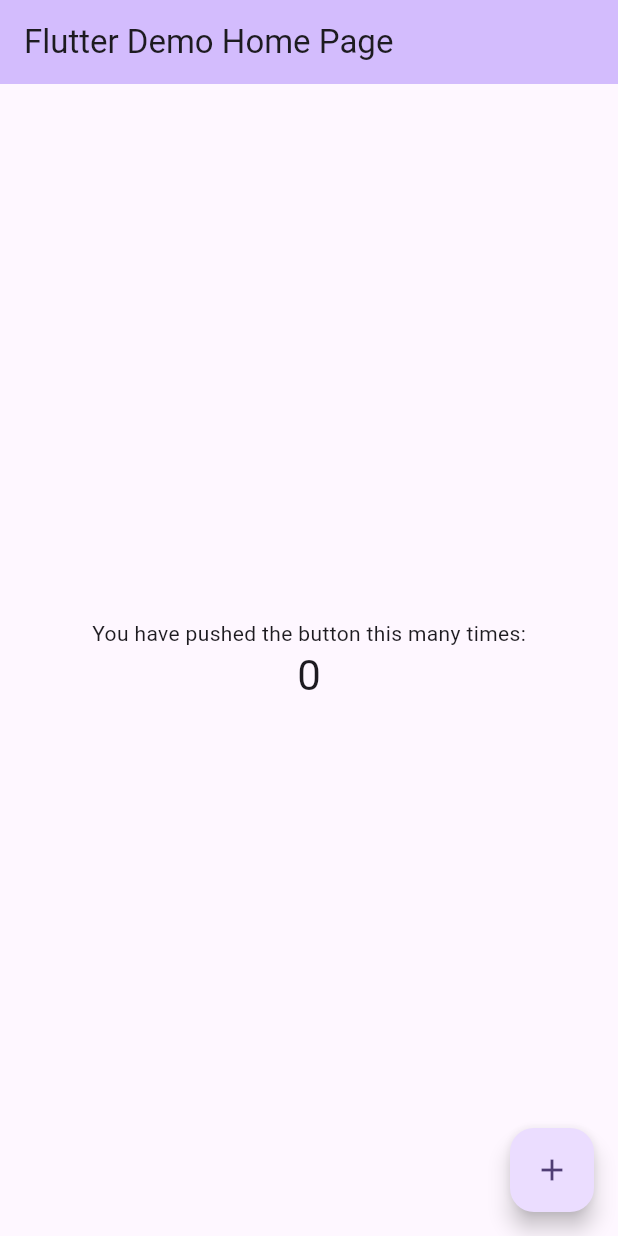
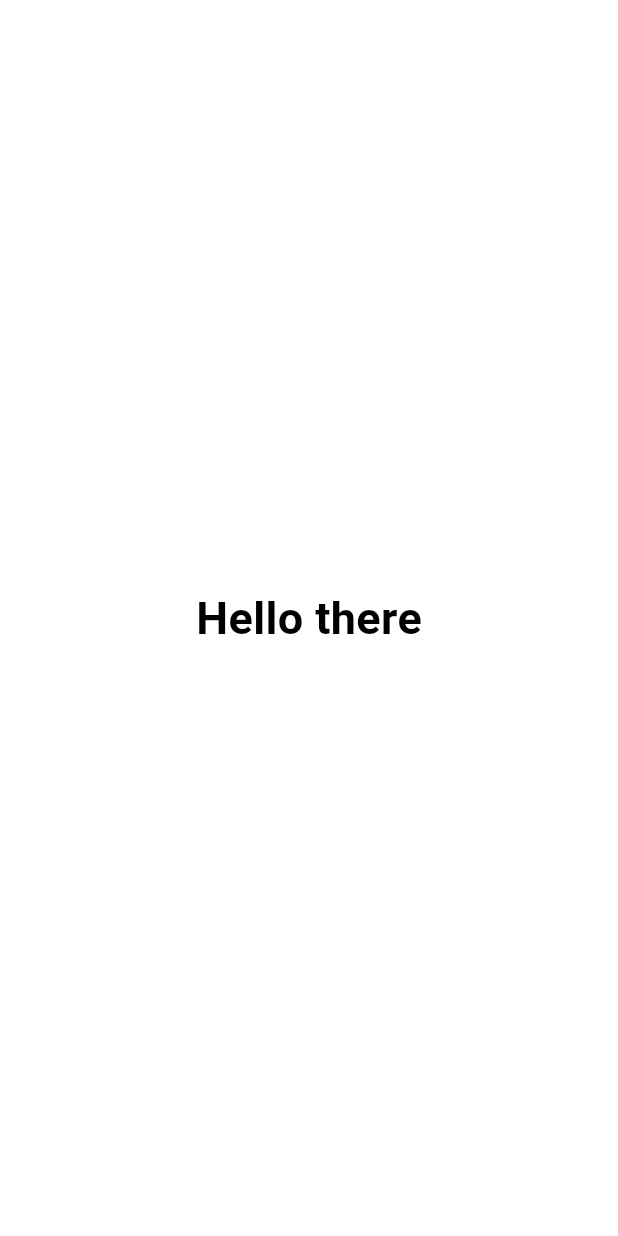
Before and after one commit to pojuipolynu/Flutter_Colours_Randomizer, a Flutter app: the screen it shows after launch, on a phone screen of 412 x 824 dp. Run offline on Flutter 3.47's test engine with Material 3 defaults, Android fonts, the phone set to English and light mode, and no system bars; our stand-ins replace shared_preferences.

Commit message:
add: task added

```diff
--- /dev/null
+++ b/lib/constants/global_colours.dart
@@ -0,0 +1,9 @@
+import 'package:flutter/material.dart';
+
+///Class for colour constants
+class GlobalColours {
+  ///Variable of primary app colour
+  static const Color primaryColour = Colors.white;
+  ///Class for primary text colour
+  static const Color textColour = Colors.black;
+}
--- /dev/null
+++ b/lib/constants/global_text_styles.dart
@@ -0,0 +1,14 @@
+import 'package:flutter/material.dart';
+
+///Class for text styling constants
+class GlobalTextStyles {
+  ///Variable of title text sizes
+  static const double titleFontSize = 30.0;
+
+  ///Variable of bold text styling
+  static TextStyle titleStyles(Color color) => TextStyle(
+    fontWeight: FontWeight.bold,
+    fontSize: titleFontSize,
+    color: color,
+  );
+}
--- a/lib/main.dart
+++ b/lib/main.dart
@@ -1,122 +1,34 @@
 import 'package:flutter/material.dart';
+import 'package:flutter_colours_randomizer/pages/main_page.dart';
+import 'package:flutter_colours_randomizer/providers/theme_provider.dart';
+
+import 'package:provider/provider.dart';
 
 void main() {
-  runApp(const MyApp());
+  runApp(
+    ChangeNotifierProvider(
+      create: (_) => ThemeProvider(),
+      child: const FlutterColourRandomizer(),
+    ),
+  );
 }
 
-class MyApp extends StatelessWidget {
-  const MyApp({super.key});
+class FlutterColourRandomizer extends StatelessWidget {
+  const FlutterColourRandomizer({super.key});
 
-  // This widget is the root of your application.
   @override
   Widget build(BuildContext context) {
+    final currentBackgroundColour = Provider.of<ThemeProvider>(
+      context,
+    ).currentBackgroundColour;
+
     return MaterialApp(
-      title: 'Flutter Demo',
+      debugShowCheckedModeBanner: false,
       theme: ThemeData(
-        // This is the theme of your application.
-        //
-        // TRY THIS: Try running your application with "flutter run". You'll see
-        // the application has a purple toolbar. Then, without quitting the app,
-        // try changing the seedColor in the colorScheme below to Colors.green
-        // and then invoke "hot reload" (save your changes or press the "hot
-        // reload" button in a Flutter-supported IDE, or press "r" if you used
-        // the command line to start the app).
-        //
-        // Notice that the counter didn't reset back to zero; the application
-        // state is not lost during the reload. To reset the state, use hot
-        // restart instead.
-        //
-        // This works for code too, not just values: Most code changes can be
-        // tested with just a hot reload.
-        colorScheme: .fromSeed(seedColor: Colors.deepPurple),
+        useMaterial3: true,
+        scaffoldBackgroundColor: currentBackgroundColour,
       ),
-      home: const MyHomePage(title: 'Flutter Demo Home Page'),
+      home: const FlutterColourRandomizerMain(),
     );
   }
 }
-
-class MyHomePage extends StatefulWidget {
-  const MyHomePage({super.key, required this.title});
-
-  // This widget is the home page of your application. It is stateful, meaning
-  // that it has a State object (defined below) that contains fields that affect
-  // how it looks.
-
-  // This class is the configuration for the state. It holds the values (in this
-  // case the title) provided by the parent (in this case the App widget) and
-  // used by the build method of the State. Fields in a Widget subclass are
-  // always marked "final".
-
-  final String title;
-
-  @override
-  State<MyHomePage> createState() => _MyHomePageState();
-}
-
-class _MyHomePageState extends State<MyHomePage> {
-  int _counter = 0;
-
-  void _incrementCounter() {
-    setState(() {
-      // This call to setState tells the Flutter framework that something has
-      // changed in this State, which causes it to rerun the build method below
-      // so that the display can reflect the updated values. If we changed
-      // _counter without calling setState(), then the build method would not be
-      // called again, and so nothing would appear to happen.
-      _counter++;
-    });
-  }
-
-  @override
-  Widget build(BuildContext context) {
-    // This method is rerun every time setState is called, for instance as done
-    // by the _incrementCounter method above.
-    //
-    // The Flutter framework has been optimized to make rerunning build methods
-    // fast, so that you can just rebuild anything that needs updating rather
-    // than having to individually change instances of widgets.
-    return Scaffold(
-      appBar: AppBar(
-        // TRY THIS: Try changing the color here to a specific color (to
-        // Colors.amber, perhaps?) and trigger a hot reload to see the AppBar
-        // change color while the other colors stay the same.
-        backgroundColor: Theme.of(context).colorScheme.inversePrimary,
-        // Here we take the value from the MyHomePage object that was created by
-        // the App.build method, and use it to set our appbar title.
-        title: Text(widget.title),
-      ),
-      body: Center(
-        // Center is a layout widget. It takes a single child and positions it
-        // in the middle of the parent.
-        child: Column(
-          // Column is also a layout widget. It takes a list of children and
-          // arranges them vertically. By default, it sizes itself to fit its
-          // children horizontally, and tries to be as tall as its parent.
-          //
-          // Column has various properties to control how it sizes itself and
-          // how it positions its children. Here we use mainAxisAlignment to
-          // center the children vertically; the main axis here is the vertical
-          // axis because Columns are vertical (the cross axis would be
-          // horizontal).
-          //
-          // TRY THIS: Invoke "debug painting" (choose the "Toggle Debug Paint"
-          // action in the IDE, or press "p" in the console), to see the
-          // wireframe for each widget.
-          mainAxisAlignment: .center,
-          children: [
-            const Text('You have pushed the button this many times:'),
-            Text(
-              '$_counter',
-              style: Theme.of(context).textTheme.headlineMedium,
-            ),
-          ],
-        ),
-      ),
-      floatingActionButton: FloatingActionButton(
-        onPressed: _incrementCounter,
-        tooltip: 'Increment',
-        child: const Icon(Icons.add),
-      ),
-    );
-  }
-}
--- /dev/null
+++ b/lib/pages/main_page.dart
@@ -0,0 +1,20 @@
+import 'package:flutter/material.dart';
+
+import 'package:flutter_colours_randomizer/widgets/change_colour_button.dart';
+
+
+class FlutterColourRandomizerMain extends StatefulWidget {
+  const FlutterColourRandomizerMain({super.key});
+
+  @override
+  State<FlutterColourRandomizerMain> createState() =>
+      FlutterColourRandomizerMainState();
+}
+
+class FlutterColourRandomizerMainState
+    extends State<FlutterColourRandomizerMain> {
+  @override
+  Widget build(BuildContext context) {
+    return const Scaffold(body: ChangeColourButton());
+  }
+}
--- /dev/null
+++ b/lib/providers/theme_provider.dart
@@ -0,0 +1,53 @@
+import 'package:flutter/material.dart';
+
+import 'package:flutter_colours_randomizer/constants/colour_randomizer.dart';
+import 'package:flutter_colours_randomizer/constants/global_colours.dart';
+import 'package:flutter_colours_randomizer/constants/global_text_styles.dart';
+
+import 'package:shared_preferences/shared_preferences.dart';
+
+///Notifier provider that handles colour changes
+class ThemeProvider with ChangeNotifier {
+  Color _currentBackgroundColour = GlobalColours.primaryColour;
+  Color _currentTextColour = GlobalColours.textColour;
+
+  ///Getter for background colour
+  Color get currentBackgroundColour => _currentBackgroundColour;
+
+  ///Getter for title text styling
+  TextStyle get titleStyle => GlobalTextStyles.titleStyles(_currentTextColour);
+
+  ///Constructor that handles data loading
+  ThemeProvider() {
+    loadNewColors();
+  }
+
+  ///Function for loading colours
+  Future<void> loadNewColors() async {
+    final SharedPreferences prefs = await SharedPreferences.getInstance();
+    final int? colorValue = prefs.getInt('currentColour');
+    if (colorValue != null) {
+      _currentBackgroundColour = Color(colorValue);
+      _currentTextColour = ColourRandomizer().getInvertedColour(
+        _currentBackgroundColour,
+      );
+      notifyListeners();
+    }
+  }
+
+  ///Function for updating colours
+  void changeColours() {
+    _currentBackgroundColour = ColourRandomizer().randomColour;
+    _currentTextColour = ColourRandomizer().getInvertedColour(
+      _currentBackgroundColour,
+    );
+    saveColours();
+    notifyListeners();
+  }
+
+  ///Function for saving new colours in Shared Preferences
+  Future<void> saveColours() async {
+    final SharedPreferences prefs = await SharedPreferences.getInstance();
+    await prefs.setInt('currentColour', _currentBackgroundColour.toARGB32());
+  }
+}
--- /dev/null
+++ b/lib/widgets/change_colour_button.dart
@@ -0,0 +1,29 @@
+import 'package:flutter/material.dart';
+import 'package:flutter_colours_randomizer/providers/theme_provider.dart';
+import 'package:provider/provider.dart';
+
+///Widget with changing colour functionality
+class ChangeColourButton extends StatelessWidget {
+  ///Constructor
+  const ChangeColourButton({super.key});
+
+  @override
+  Widget build(BuildContext context) {
+    return Consumer<ThemeProvider>(
+      builder: (_, themeProvider, _) {
+        return GestureDetector(
+          behavior: HitTestBehavior.opaque,
+          onTap: themeProvider.changeColours,
+          child: Scaffold(
+            body: Center(
+              child: Text(
+                "Hello there",
+                style: themeProvider.titleStyle,
+              ),
+            ),
+          ),
+        );
+      },
+    );
+  }
+}
--- a/pubspec.yaml
+++ b/pubspec.yaml
@@ -34,6 +34,8 @@ dependencies:
   # The following adds the Cupertino Icons font to your application.
   # Use with the CupertinoIcons class for iOS style icons.
   cupertino_icons: ^1.0.8
+  provider: ^6.1.5+1
+  shared_preferences: ^2.5.4
 
 dev_dependencies:
   flutter_test:
```
Also changed, not shown: lib/constants/colour_randomizer.dart (added, +45 -0 lines), pubspec.lock, 2 other files.
